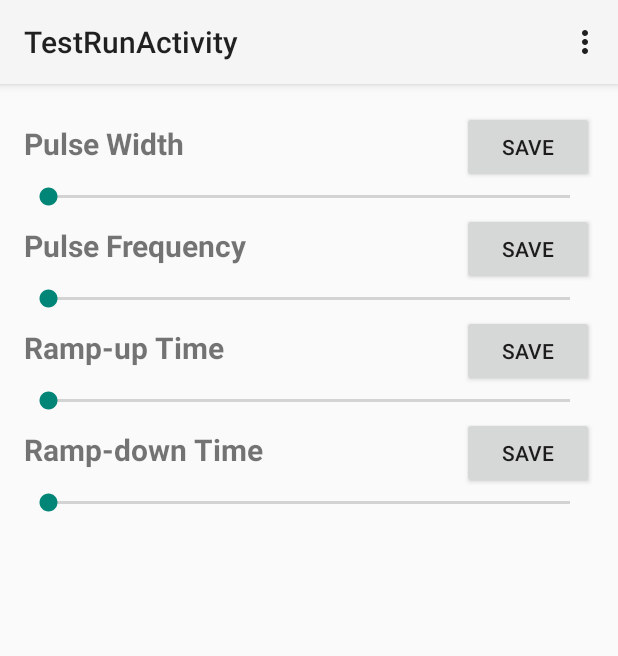
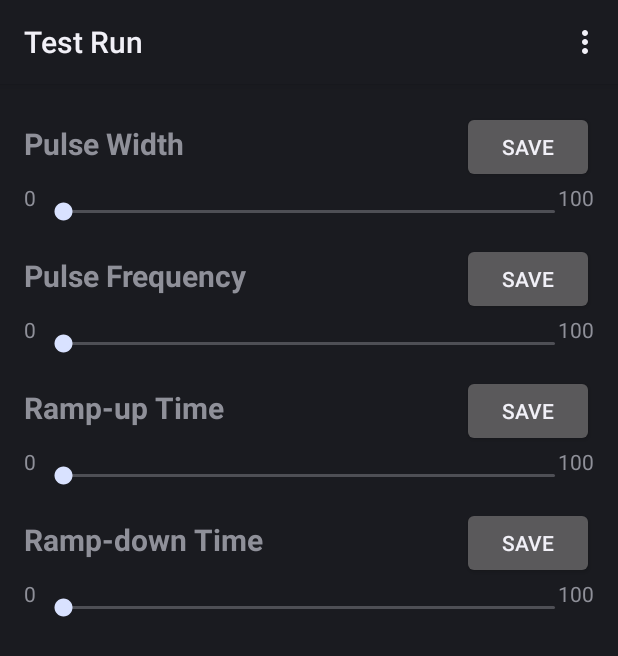
Before and after one commit to RonanMichaelFahy/Final_Year_Project, an Android app: the TestRunActivity screen opened directly, with no data from a screen before it, on a phone screen of 412 x 824 dp. Shown: the top 656 px of the screen. Run offline under Robolectric (Android 15) with nearby library versions, the phone set to English and light mode, and no system bars.

```diff
--- a/app/src/main/res/layout/activity_test_run.xml
+++ b/app/src/main/res/layout/activity_test_run.xml
@@ -14,22 +14,33 @@
         android:id="@+id/pulse_width"
         android:layout_marginTop="10dp"
         android:textStyle="bold"
-        android:textSize="20sp"
-    />
+        android:textSize="20sp" />
     <Button
         android:id="@+id/save_pulse_width_button"
         android:layout_width="wrap_content"
         android:layout_height="wrap_content"
         android:text="Save"
         android:layout_alignParentEnd="true"
-        android:layout_alignBaseline="@+id/pulse_width"
-    />
+        android:layout_alignBaseline="@+id/pulse_width" />
+    <TextView
+        android:layout_width="wrap_content"
+        android:layout_height="wrap_content"
+        android:layout_below="@+id/pulse_width"
+        android:layout_alignParentLeft="true"
+        android:text="0" />
     <SeekBar
         android:layout_width="fill_parent"
         android:layout_height="wrap_content"
         android:layout_below="@+id/pulse_width"
         android:id="@+id/pulse_width_seek_bar"
-    />
+        android:layout_margin="10sp" />
+    <TextView
+        android:layout_width="wrap_content"
+        android:layout_height="wrap_content"
+        android:layout_below="@+id/pulse_width"
+        android:layout_alignParentRight="true"
+        android:text="100" />
+
 
     <TextView
         android:layout_width="wrap_content"
@@ -39,22 +50,32 @@
         android:layout_below="@+id/pulse_width_seek_bar"
         android:layout_marginTop="10dp"
         android:textStyle="bold"
-        android:textSize="20sp"
-    />
+        android:textSize="20sp" />
     <Button
         android:id="@+id/save_pulse_frequency_button"
         android:layout_width="wrap_content"
         android:layout_height="wrap_content"
         android:text="Save"
         android:layout_alignParentEnd="true"
-        android:layout_alignBaseline="@+id/pulse_frequency"
-    />
+        android:layout_alignBaseline="@+id/pulse_frequency" />
+    <TextView
+        android:layout_width="wrap_content"
+        android:layout_height="wrap_content"
+        android:layout_below="@+id/pulse_frequency"
+        android:layout_alignParentLeft="true"
+        android:text="0" />
     <SeekBar
         android:layout_width="fill_parent"
         android:layout_height="wrap_content"
         android:layout_below="@+id/pulse_frequency"
         android:id="@+id/pulse_frequency_seek_bar"
-    />
+        android:layout_margin="10sp" />
+    <TextView
+        android:layout_width="wrap_content"
+        android:layout_height="wrap_content"
+        android:layout_below="@+id/pulse_frequency"
+        android:layout_alignParentRight="true"
+        android:text="100" />
 
     <TextView
         android:layout_width="wrap_content"
@@ -64,22 +85,32 @@
         android:layout_below="@+id/pulse_frequency_seek_bar"
         android:layout_marginTop="10dp"
         android:textStyle="bold"
-        android:textSize="20sp"
-    />
+        android:textSize="20sp" />
     <Button
         android:id="@+id/save_ramp_up_time_button"
         android:layout_width="wrap_content"
         android:layout_height="wrap_content"
         android:text="Save"
         android:layout_alignParentEnd="true"
-        android:layout_alignBaseline="@+id/rampUpTime"
-    />
+        android:layout_alignBaseline="@+id/rampUpTime" />
+    <TextView
+        android:layout_width="wrap_content"
+        android:layout_height="wrap_content"
+        android:layout_below="@+id/rampUpTime"
+        android:layout_alignParentLeft="true"
+        android:text="0" />
     <SeekBar
         android:layout_width="fill_parent"
         android:layout_height="wrap_content"
         android:layout_below="@+id/rampUpTime"
         android:id="@+id/ramp_up_time_seek_bar"
-    />
+        android:layout_margin="10sp" />
+    <TextView
+        android:layout_width="wrap_content"
+        android:layout_height="wrap_content"
+        android:layout_below="@+id/rampUpTime"
+        android:layout_alignParentRight="true"
+        android:text="100" />
 
     <TextView
         android:layout_width="wrap_content"
@@ -89,20 +120,30 @@
         android:layout_below="@+id/ramp_up_time_seek_bar"
         android:layout_marginTop="10dp"
         android:textStyle="bold"
-        android:textSize="20sp"
-    />
+        android:textSize="20sp" />
     <Button
         android:id="@+id/save_ramp_down_time_button"
         android:layout_width="wrap_content"
         android:layout_height="wrap_content"
         android:text="Save"
         android:layout_alignParentEnd="true"
-        android:layout_alignBaseline="@+id/ramp_down_time"
-    />
+        android:layout_alignBaseline="@+id/ramp_down_time" />
+    <TextView
+        android:layout_width="wrap_content"
+        android:layout_height="wrap_content"
+        android:layout_below="@+id/ramp_down_time"
+        android:layout_alignParentLeft="true"
+        android:text="0" />
     <SeekBar
         android:layout_width="fill_parent"
         android:layout_height="wrap_content"
         android:layout_below="@+id/ramp_down_time"
         android:id="@+id/ramp_down_time_seek_bar"
-    />
+        android:layout_margin="10sp" />
+    <TextView
+        android:layout_width="wrap_content"
+        android:layout_height="wrap_content"
+        android:layout_below="@+id/ramp_down_time"
+        android:layout_alignParentRight="true"
+        android:text="100" />
 </RelativeLayout>
--- a/app/src/main/res/values-v21/styles.xml
+++ b/app/src/main/res/values-v21/styles.xml
@@ -1,5 +1,5 @@
 <?xml version="1.0" encoding="utf-8"?>
 <resources>
-    <style name="AppTheme" parent="android:Theme.Material.Light">
+    <style name="AppTheme" parent="android:Theme.DeviceDefault">
     </style>
 </resources>
--- /dev/null
+++ b/app/src/main/res/values/colours.xml
@@ -0,0 +1,5 @@
+<?xml version="1.0" encoding="utf-8"?>
+<resources>
+    <color name="sky_blue">#6698FF</color>
+    <color name="cyan">#00FFFF</color>
+</resources>
--- a/app/src/main/res/values/styles.xml
+++ b/app/src/main/res/values/styles.xml
@@ -1,7 +1,7 @@
 <resources>
 
     <!-- Base application theme. -->
-    <style name="AppTheme" parent="android:Theme.Holo.Light.DarkActionBar">
+    <style name="AppTheme" parent="android:Theme.DeviceDefault">
     </style>
 
 </resources>
```
Also changed, not shown: app/src/main/AndroidManifest.xml (+9 -13 lines), app/src/main/java/com/example/ronan/final_year_project/BluetoothLeService.java (+34 -9 lines), app/src/main/java/com/example/ronan/final_year_project/DeviceScanActivity.java (+33 -6 lines), app/src/main/java/com/example/ronan/final_year_project/MainActivity.java (+4 -6 lines), app/src/main/res/layout/activity_main.xml (+15 -4 lines).
